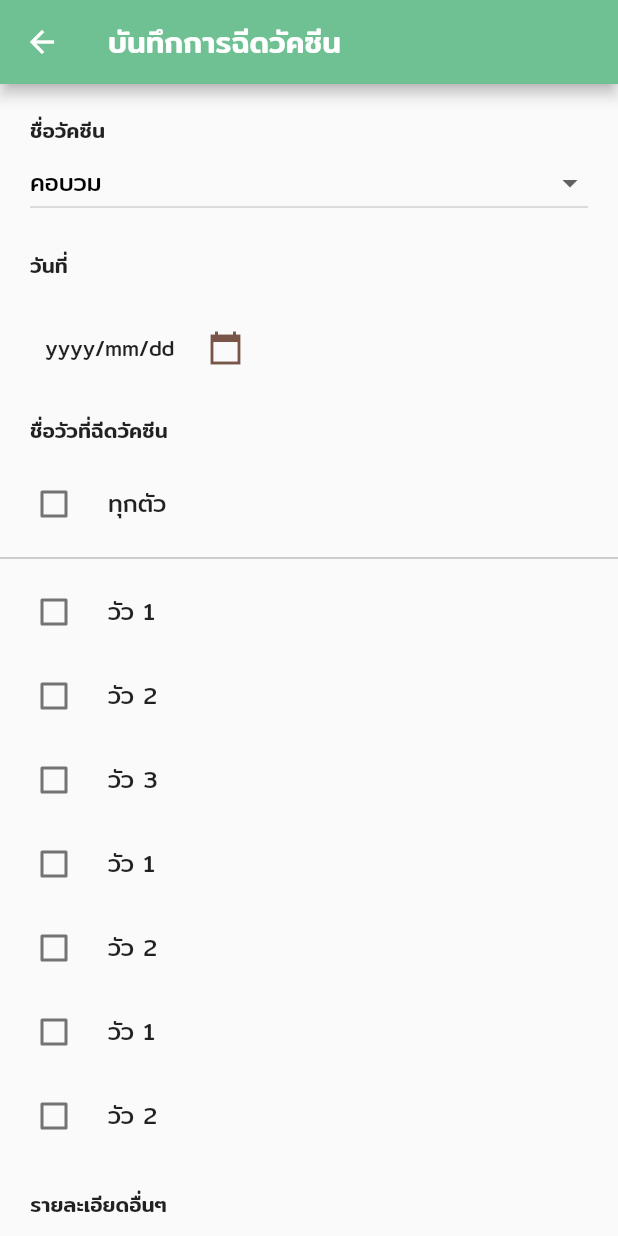
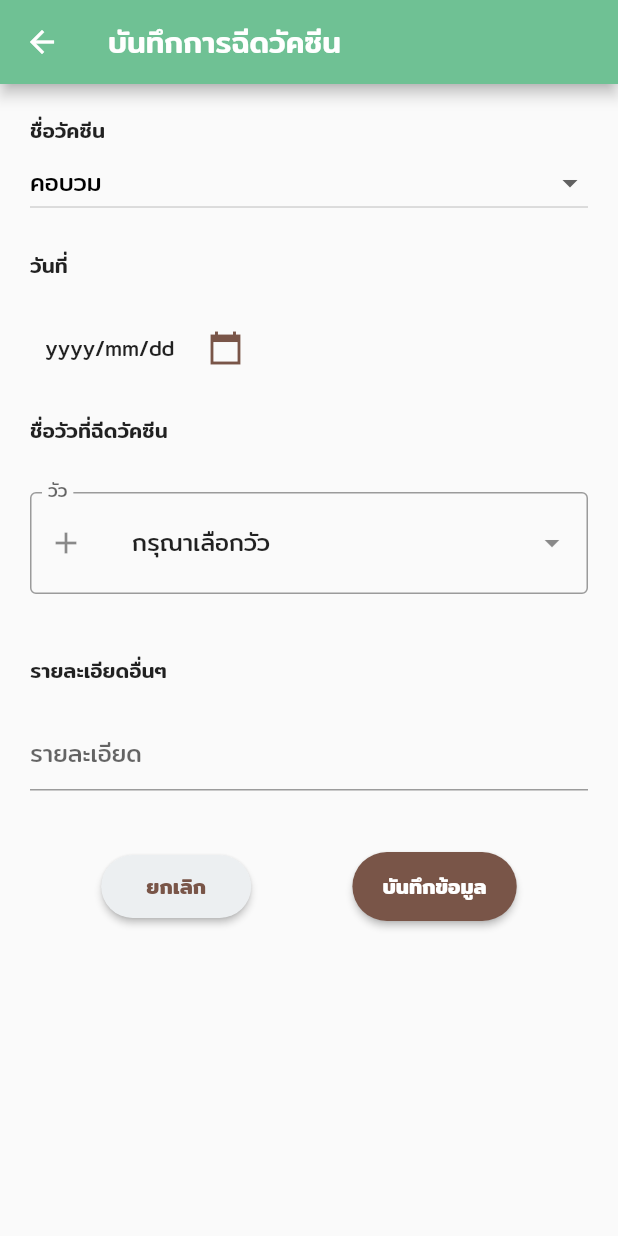
Before and after one commit to DairyFarmProject/dairycattle, a Flutter app: the RecordVacine screen opened directly, on a phone screen of 412 x 824 dp. Run offline on Flutter 3.47's test engine with Material 2 defaults, Android fonts, the phone set to English and light mode, and no system bars; drawn by our look-alikes of dropdown_search; our stand-ins replace cloud_firestore, firebase_auth, firebase_core, firebase_storage, fl_chart, flutter_mobx and 5 more; missing offline and left inert: cloud_firestore_web, firebase_analytics_web, firebase_auth_web, firebase_core_web, firebase_messaging_web, firebase_storage_web and 2 more; accounts and stored records are empty.

Commit message:
EDIT RecordVaccine
เปลี่ยนจาก checkbox เป็นอย่างอื่น

```diff
--- a/lib/Screens/Activity/Vaccine/recordvaccine.dart
+++ b/lib/Screens/Activity/Vaccine/recordvaccine.dart
@@ -1,4 +1,6 @@
 import 'dart:convert';
+
+import 'package:dropdown_search/dropdown_search.dart';
 
 import '../../../models/Cows.dart';
 import '../../../models/checkbox_state.dart';
@@ -43,6 +45,7 @@ class _RecordVacineState extends State<RecordVacine> {
 
   int selectVaccine = 1;
   int _selectIndex = 1;
+  int? cow_id;
 
   final allowNotifications = CheckBoxState(title: 'ทุกตัว');
 
@@ -152,25 +155,18 @@ class _RecordVacineState extends State<RecordVacine> {
                                   lastDate: DateTime(2022),
                                   builder: (context, picker) {
                                     return Theme(
-                                                    data: ThemeData.light()
-                                                        .copyWith(
-                                                      colorScheme:
-                                                          ColorScheme.dark(
-                                                        primary: Colors
-                                                            .brown.shade200,
+                                      data: ThemeData.light().copyWith(
+                                        colorScheme: ColorScheme.dark(
+                                          primary: Colors.brown.shade200,
                                           onPrimary: Colors.white,
-                                                        surface: Colors
-                                                            .brown.shade200,
+                                          surface: Colors.brown.shade200,
                                           onSurface: Colors.brown,
                                         ),
-                                                      dialogBackgroundColor:
-                                                          Colors.white,
+                                        dialogBackgroundColor: Colors.white,
                                       ),
                                       child: picker!,
                                     );
-                                                }
-                                      )
-                                  .then((date) {
+                                  }).then((date) {
                                 setState(() {
                                   _dateTime = date;
                                 });
@@ -187,15 +183,31 @@ class _RecordVacineState extends State<RecordVacine> {
                       child: Text('ชื่อวัวที่ฉีดวัคซีน',
                           style: TextStyle(fontWeight: FontWeight.w500)),
                     ),
-                    Column(
-                      children: [
-                        buildGroupCheckBox(allowNotifications),
-                        Divider(
-                          color: Colors.grey,
+                    Container(
+                      padding: EdgeInsets.fromLTRB(20, 20, 20, 20),
+                      child: DropdownSearch<Cows>(
+                        showSelectedItems: true,
+                        compareFn: (Cows? i, Cows? s) => i!.isEqual(s),
+                        label: "วัว",
+                        onFind: (String? filter) => getData(filter),
+                        onChanged: (Cows? data) {
+                          setState(() {
+                            cow_id = data!.cow_id;
+                          });
+                        },
+                        dropdownBuilder: _customDropDown,
+                        popupItemBuilder: _customPopup,
                       ),
-                        ...notifications.map(buildSingleCheckbox).toList(),
-                      ],
                     ),
+                    // Column(
+                    //   children: [
+                    //     buildGroupCheckBox(allowNotifications),
+                    //     Divider(
+                    //       color: Colors.grey,
+                    //     ),
+                    //     ...notifications.map(buildSingleCheckbox).toList(),
+                    //   ],
+                    // ),
                     Column(children: [
                       Container(
                         alignment: Alignment.topLeft,
@@ -335,4 +347,66 @@ class _RecordVacineState extends State<RecordVacine> {
     //       ?.showSnackBar(SnackBar(content: Text("Please Try again")));
     // }
   }
+  Widget _customDropDown(BuildContext context, Cows? item) {
+    return Container(
+        child: (item?.cow_name == null)
+            ? ListTile(
+                contentPadding: EdgeInsets.all(0),
+                leading: Icon(Icons.add_outlined),
+                title: Text("กรุณาเลือกวัว"),
+              )
+            : ListTile(
+                contentPadding: EdgeInsets.all(0),
+                leading: CircleAvatar(
+                  backgroundImage: NetworkImage(item!.cow_image),
+                ),
+                title: Text("${item.cow_name}"),
+              ));
   }
+
+  Widget _customPopup(BuildContext context, Cows? item, bool isSelected) {
+    return Container(
+        margin: EdgeInsets.symmetric(horizontal: 8),
+        decoration: !isSelected
+            ? null
+            : BoxDecoration(
+                border: Border.all(color: Color(0xff5a82de)),
+                borderRadius: BorderRadius.circular(5),
+                color: Colors.white),
+        child: ListTile(
+          selected: isSelected,
+          title: Text(item!.cow_name),
+          leading: CircleAvatar(
+            backgroundImage: NetworkImage(item.cow_image),
+          ),
+        ));
+  }
+
+  Future<List<Cows>> getData(filter) async {
+    User? user = Provider.of<UserProvider>(context, listen: false).user;
+    List<Cows> cows = [];
+    Map data = {
+      'farm_id': user?.farm_id.toString(),
+      'user_id': user?.user_id.toString()
+    };
+
+    final queryParameters = {'filter': filter};
+
+    final response = await http.post(
+        Uri.https(
+            'heroku-diarycattle.herokuapp.com', 'farms/cow', queryParameters),
+        headers: {
+          "Accept": "application/json",
+          "Content-Type": "application/x-www-form-urlencoded"
+        },
+        body: data,
+        encoding: Encoding.getByName("utf-8"));
+
+    if (response.statusCode == 200) {
+      Map<String, dynamic> db = jsonDecode(response.body);
+      final List list = db['data']['rows'];
+      cows = list.map((e) => Cows.fromMap(e)).toList();
+    }
+    return cows;
+  }
+}
```
Lines whose indentation alone changed are shown as unchanged.
